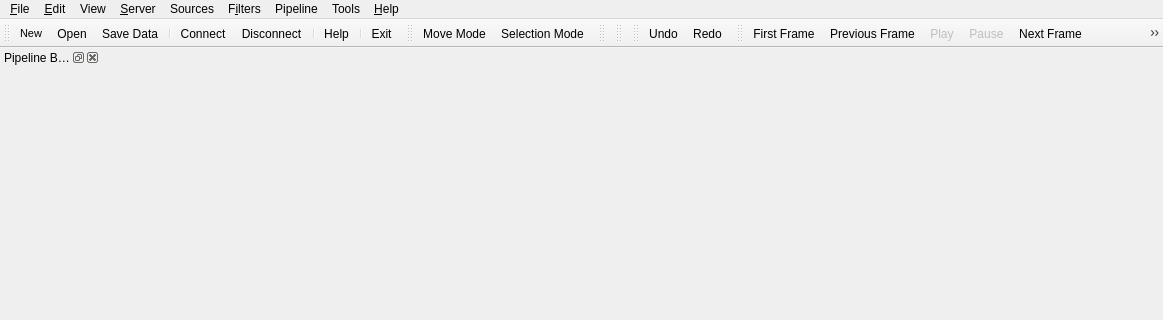
Before: the Qt Designer form Applications/Client/MainWindow.ui in wildmichael/ParaView3-enhancements-old, drawn with Qt 5; both pictures show x 0 to 1163 and y 0 to 320 of the 1163 by 675 pixel window.
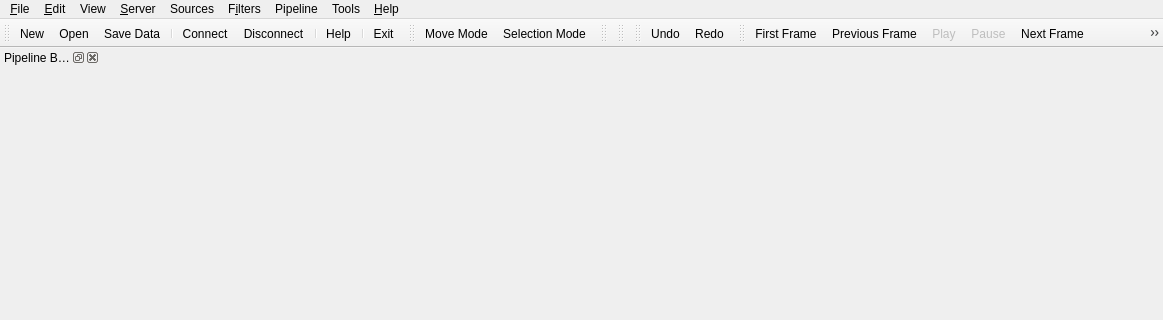
After: the same form once the commit is applied. Icons and pictures are not drawn.

Commit message: BUG:   File...New... had some weird font specification...removed it.

The edit to the form file:
```diff
--- a/Applications/Client/MainWindow.ui
+++ b/Applications/Client/MainWindow.ui
@@ -283,17 +283,6 @@
    <property name="text" >
     <string>&amp;New</string>
    </property>
-   <property name="font" >
-    <font>
-     <family>MS Shell Dlg</family>
-     <pointsize>8</pointsize>
-     <weight>50</weight>
-     <italic>false</italic>
-     <bold>false</bold>
-     <underline>false</underline>
-     <strikeout>false</strikeout>
-    </font>
-   </property>
    <property name="shortcut" >
     <string>Ctrl+N</string>
    </property>
```
